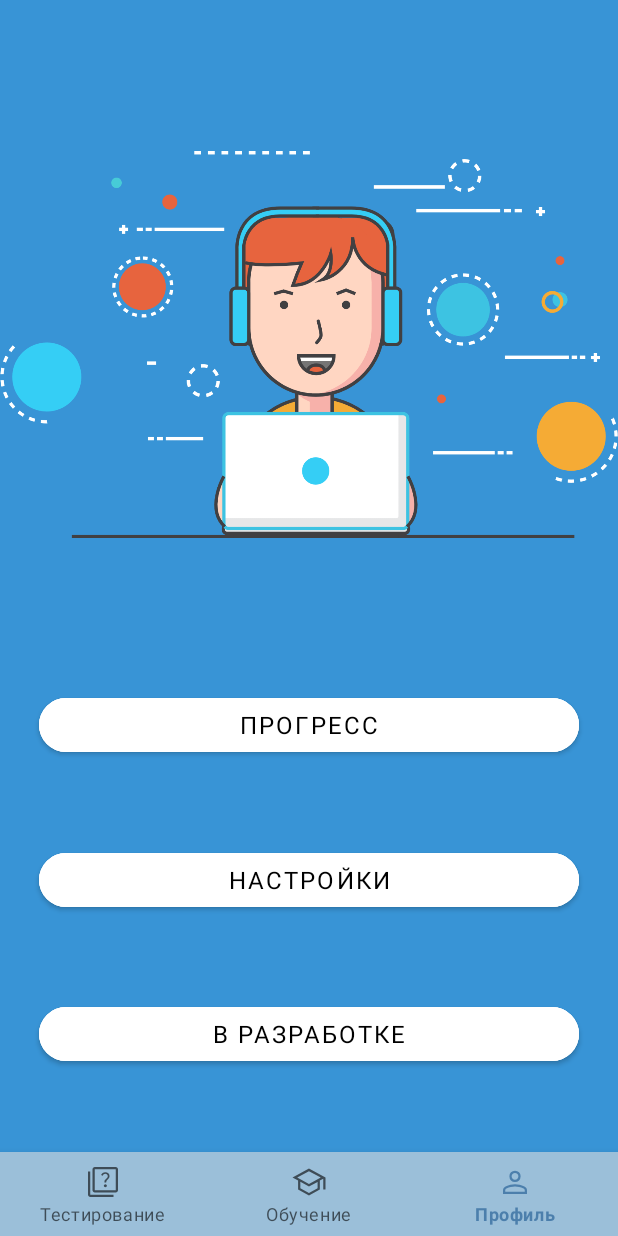
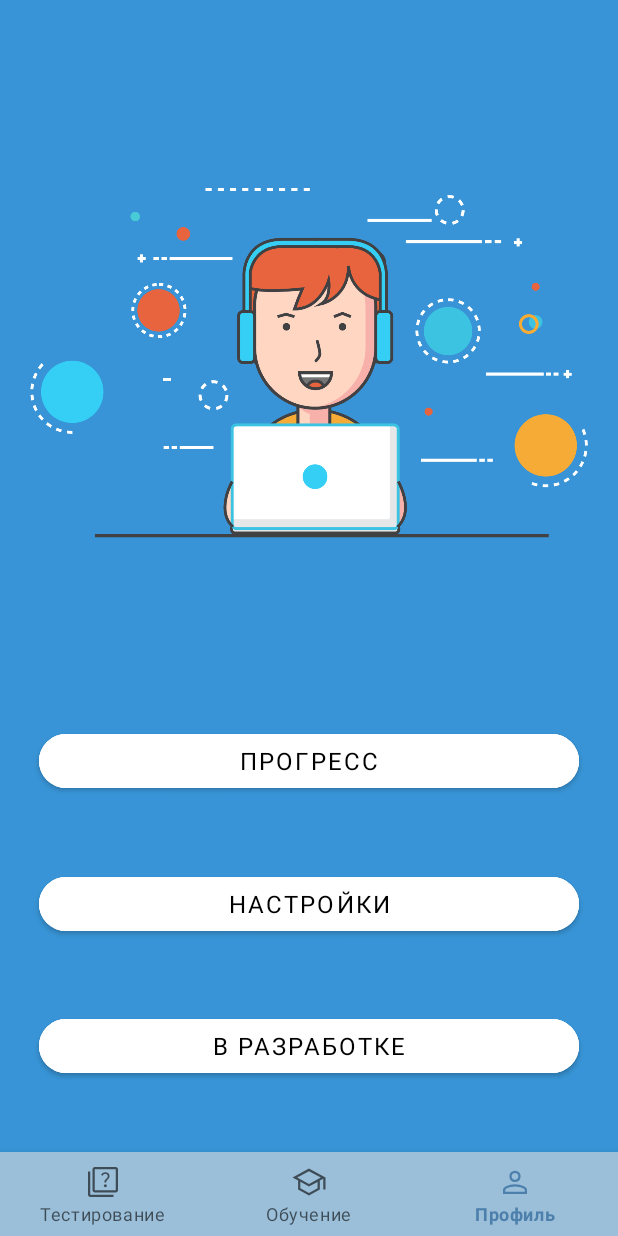
Before and after one commit to pavlushaemae/DeveloperInterview, an Android app: the ProfileFragment screen opened directly, with no data from a screen before it, on a phone screen of 412 x 824 dp. Run offline under Robolectric (Android 15) with nearby library versions, the phone set to English and light mode, and no system bars; our stand-ins replace navigation-ui; Roboto replaces fonts that are not available here.

Commit message:
corrected profile

```diff
--- a/app/src/main/res/layout/fragment_profile.xml
+++ b/app/src/main/res/layout/fragment_profile.xml
@@ -8,6 +8,7 @@
     <ImageView
         android:id="@+id/iv_profile"
         android:layout_width="match_parent"
+        android:layout_margin="20dp"
         android:layout_height="350dp"
         android:src="@drawable/newpngtoprofile"
         app:layout_constraintBottom_toTopOf="@+id/button"
```
